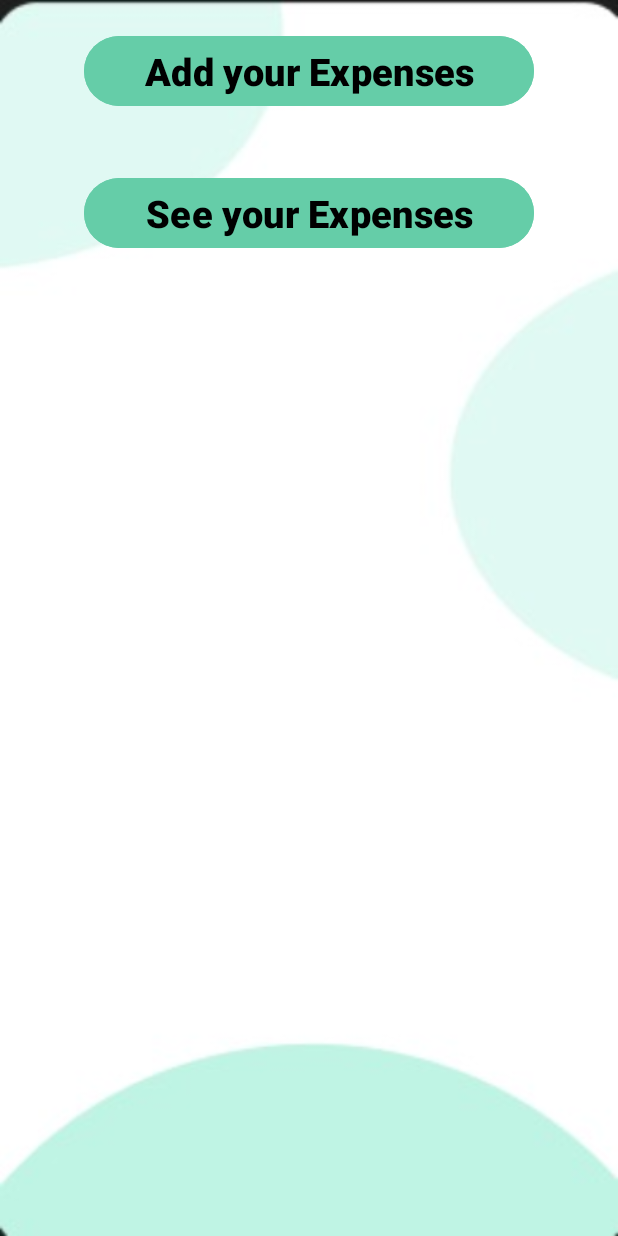
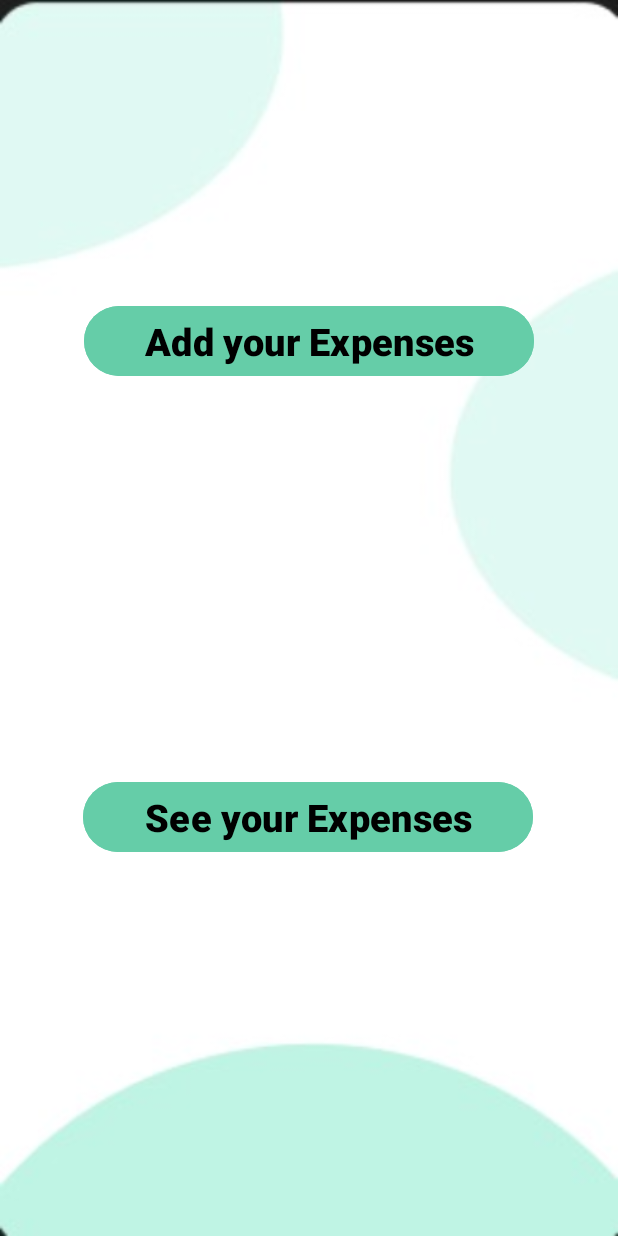
Before and after one commit to IT21160998/money, an Android app: the screen it shows after launch (PickCategory), on a phone screen of 412 x 824 dp. Run offline under Robolectric (Android 15) with nearby library versions, the phone set to English and light mode, and no system bars; our stand-ins replace Firebase (no records; nobody signed in at launch, a user with empty details on screens opened directly).

Commit message:
first 01

```diff
--- a/app/src/main/res/layout/activity_pickcategory.xml
+++ b/app/src/main/res/layout/activity_pickcategory.xml
@@ -1,11 +1,11 @@
 <?xml version="1.0" encoding="utf-8"?>
-<LinearLayout xmlns:android="http://schemas.android.com/apk/res/android"
+<androidx.constraintlayout.widget.ConstraintLayout xmlns:android="http://schemas.android.com/apk/res/android"
     xmlns:app="http://schemas.android.com/apk/res-auto"
     xmlns:tools="http://schemas.android.com/tools"
     android:layout_width="match_parent"
     android:layout_height="match_parent"
+    android:background="@drawable/btimage"
     android:orientation="vertical"
-    android:background="@drawable/btimage"
     tools:context=".activities.PickCategory">
 
 
@@ -13,24 +13,33 @@
         android:id="@+id/button2"
         android:layout_width="300dp"
         android:layout_height="wrap_content"
-        android:layout_gravity="center"
-        android:layout_margin="20dp"
+        android:layout_margin="200dp"
+        android:layout_marginStart="52dp"
+        android:layout_marginTop="268dp"
         android:backgroundTint="#65CDA8"
+        android:text="Add your Expenses"
         android:textColor="@color/black"
+        android:textSize="25dp"
         android:textStyle="bold"
-        android:text="Add your Expenses"
-        android:textSize="25dp"/>
+        app:layout_constraintEnd_toEndOf="parent"
+        app:layout_constraintStart_toStartOf="parent"
+        app:layout_constraintTop_toTopOf="parent" />
 
     <Button
         android:id="@+id/button3"
         android:layout_width="300dp"
         android:layout_height="wrap_content"
-        android:layout_gravity="center"
-        android:layout_margin="20dp"
+        android:layout_marginStart="55dp"
+        android:layout_marginEnd="56dp"
+        android:layout_marginBottom="252dp"
         android:backgroundTint="#65CDA8"
+        android:text="See your Expenses"
+        android:textColor="@color/black"
+        android:textSize="25dp"
         android:textStyle="bold"
-        android:textColor="@color/black"
-        android:text="See your Expenses"
-        android:textSize="25dp"/>
+        app:layout_constraintBottom_toBottomOf="parent"
+        app:layout_constraintEnd_toEndOf="parent"
+        app:layout_constraintHorizontal_bias="0.0"
+        app:layout_constraintStart_toStartOf="parent" />
 
-</LinearLayout>
+</androidx.constraintlayout.widget.ConstraintLayout>
```
